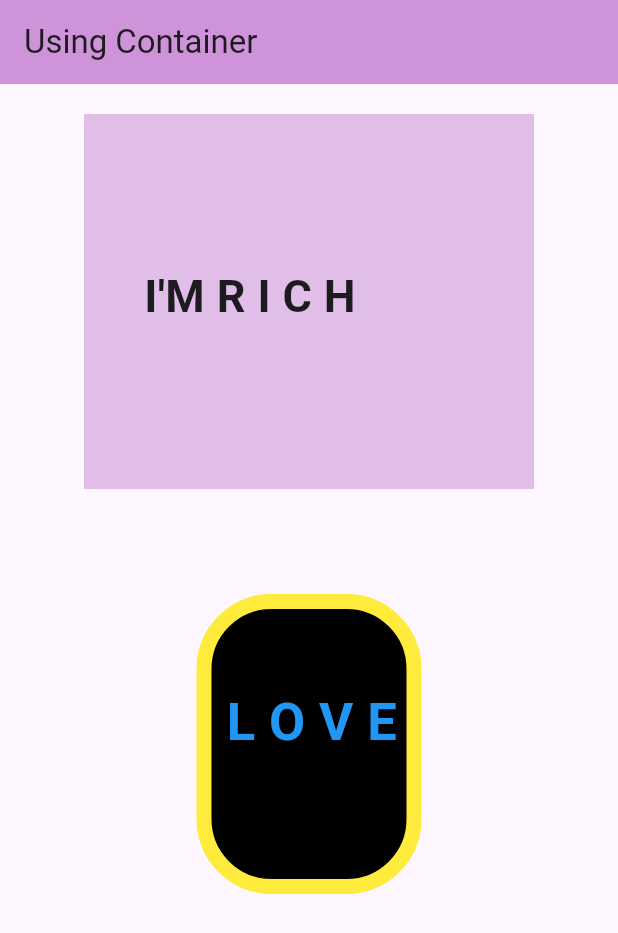
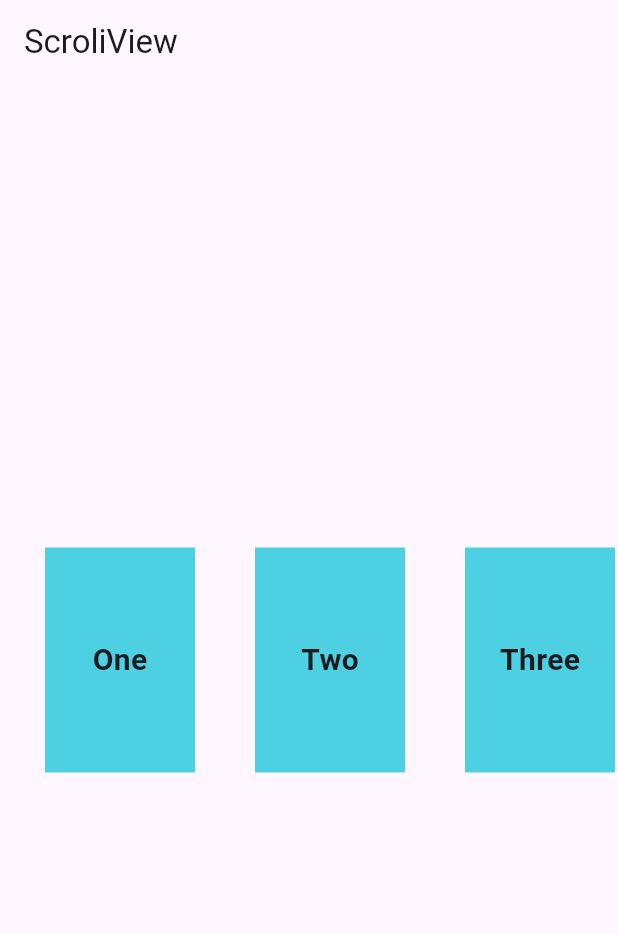
Before and after one commit to Chakhrit1131/Flutter-, a Flutter app: the screen it shows after launch, on a phone screen of 412 x 824 dp. Shown: the top 933 px of the screen. Run offline on Flutter 3.47's test engine with Material 3 defaults, Android fonts, the phone set to English and light mode, and no system bars.

Commit message:
last container

```diff
--- a/lib/main.dart
+++ b/lib/main.dart
@@ -1,5 +1,6 @@
 import 'package:flutter/material.dart';
 import 'package:flutter_application_1/my_container.dart';
+import 'package:flutter_application_1/my_scroll.dart';
 
 void main() {
   runApp(const MainApp());
@@ -13,7 +14,7 @@ class MainApp extends StatelessWidget {
     return const MaterialApp(
       debugShowCheckedModeBanner: false,
       title:"My Flutter Sample",
-      home: MyContainer(),
+      home: MyScrliView(),
     );
   }
 
--- /dev/null
+++ b/lib/my_scroll.dart
@@ -0,0 +1,39 @@
+import 'package:flutter/material.dart';
+
+class MyScrliView extends StatelessWidget {
+  const MyScrliView({super.key});
+
+  @override
+  Widget build(BuildContext context) {
+    return Scaffold(
+      appBar: AppBar(
+        title: const Text('ScroliView'),
+      ),
+      body: SingleChildScrollView(
+        scrollDirection: Axis.horizontal,
+        padding: const EdgeInsets.all(10),
+        child: Center(
+          child: Row(
+            children: [
+              boxContainer('One'),
+              boxContainer('Two'),
+              boxContainer('Three'),
+              boxContainer('Four'),
+              boxContainer('Five'),
+              boxContainer('Six'),
+              boxContainer('Sevan'),
+            ],
+          ),
+        ),
+      ),
+    );
+  }
+  Widget boxContainer(String txt) => Container(
+    width: 100, height: 150,
+    color: Colors.cyan.shade300,
+    margin: const EdgeInsets.all(20),
+    alignment: Alignment.center,
+    child: Text(txt, style:const TextStyle(fontSize: 20,fontWeight: FontWeight.bold),),
+
+  );
+}
```
